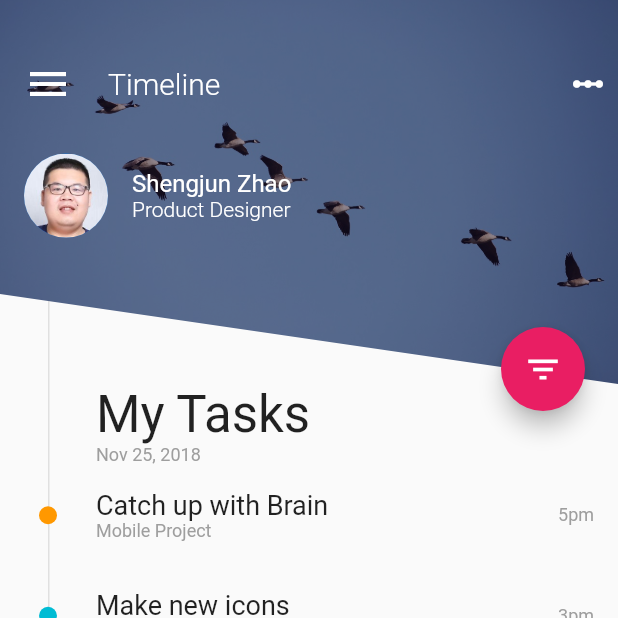
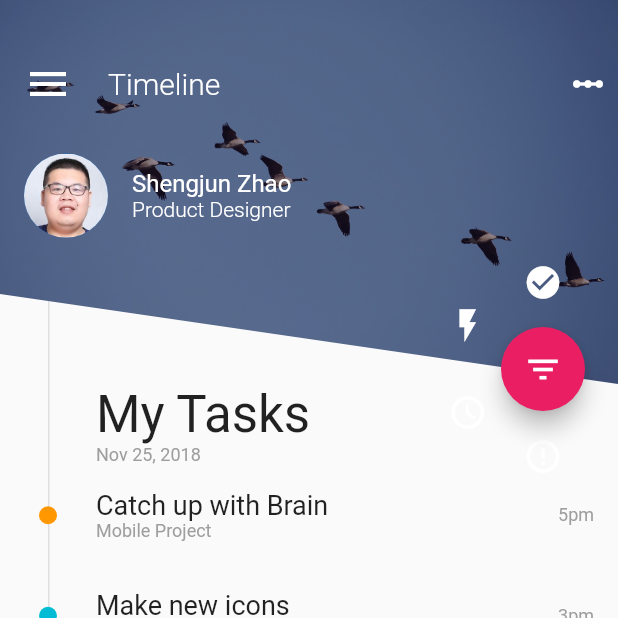
Before and after one commit to zhaoshengjun/flutter_list_ui, a Flutter app: the screen it shows after launch, on a phone screen of 412 x 824 dp, the top half of it. Run offline on Flutter 3.47's test engine with Material 2 defaults, Android fonts, the phone set to English and light mode, and no system bars.

Commit message:
add icons to button

```diff
--- a/lib/animated_fab.dart
+++ b/lib/animated_fab.dart
@@ -1,4 +1,5 @@
 import 'package:flutter/material.dart';
+import 'dart:math';
 
 class AnimatedFab extends StatefulWidget {
   final VoidCallback onClick;
@@ -40,7 +41,14 @@ class _AnimatedFabState extends State<AnimatedFab>
         builder: (BuildContext context, Widget child) {
           return new Stack(
             alignment: Alignment.center,
-            children: <Widget>[_buildExpandedBackground(), _buildFabCore()],
+            children: <Widget>[
+              _buildExpandedBackground(),
+              _buildOption(Icons.check_circle, 0.0),
+              _buildOption(Icons.flash_on, -pi / 3),
+              _buildOption(Icons.access_time, -2 * pi / 3),
+              _buildOption(Icons.error_outline, pi),
+              _buildFabCore()
+            ],
           );
         },
       ),
@@ -94,4 +102,29 @@ class _AnimatedFabState extends State<AnimatedFab>
       decoration: new BoxDecoration(shape: BoxShape.circle, color: Colors.pink),
     );
   }
+
+  _buildOption(IconData icon, double angle) {
+    return new Transform.rotate(
+      angle: angle,
+      child: new Align(
+        alignment: Alignment.topCenter,
+        child: new Padding(
+          padding: new EdgeInsets.only(top: 8.0),
+          child: new IconButton(
+            onPressed: null,
+            icon: new Transform.rotate(
+              angle: -angle,
+              child: new Icon(
+                icon,
+                color: Colors.white,
+              ),
+            ),
+            iconSize: 26.0,
+            alignment: Alignment.center,
+            padding: new EdgeInsets.all(0.0),
+          ),
+        ),
+      ),
+    );
+  }
 }
```
